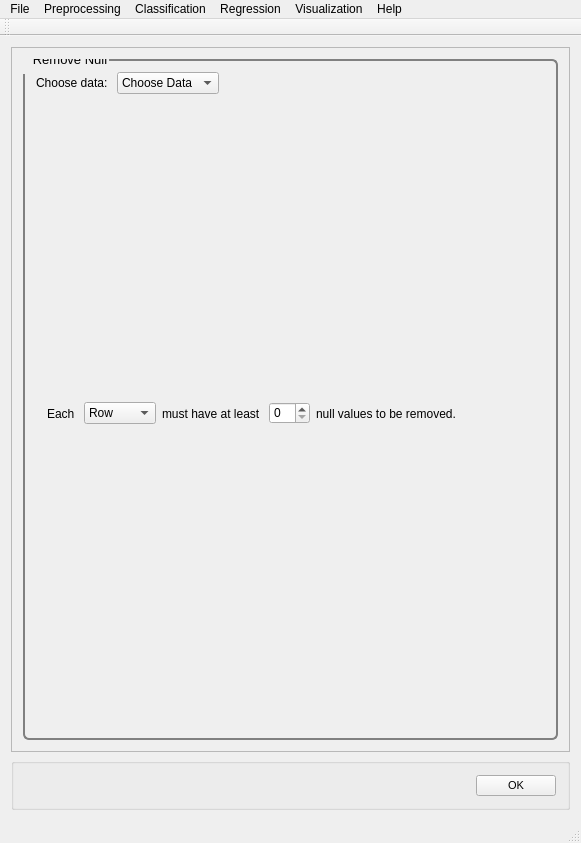
Above: point_spectra_gui/ui/UI Files/01_mainwindow_removenull.ui from tisaconundrum2/PySAT-GUI before the change. Below: the same form after it.
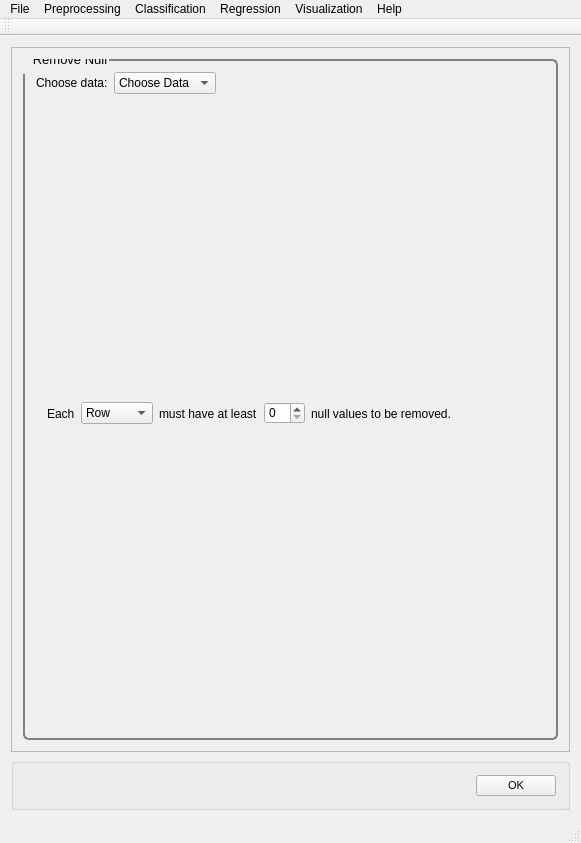
That is the form after the change.

What changed in the file:
```diff
--- a/point_spectra_gui/ui/UI Files/01_mainwindow_removenull.ui
+++ b/point_spectra_gui/ui/UI Files/01_mainwindow_removenull.ui
@@ -67,7 +67,7 @@
                <item>
                 <widget class="QLabel" name="removenull_choosedata_label">
                  <property name="text">
-                  <string>Choose data: </string>
+                                                                        <string>Choose data:</string>
                  </property>
                 </widget>
                </item>
@@ -118,7 +118,7 @@
                 <item>
                  <widget class="QLabel" name="start_of_sentence">
                   <property name="text">
-                   <string>Each </string>
+                                                                            <string>Each</string>
                   </property>
                  </widget>
                 </item>
@@ -139,7 +139,7 @@
                 <item>
                  <widget class="QLabel" name="middle_of_sentence">
                   <property name="text">
-                   <string>must have at least </string>
+                                                                            <string>must have at least</string>
                   </property>
                  </widget>
                 </item>
```
Left out of the diff: 22 changed lines with no effect on the pictures. Lines whose indentation alone changed are shown as unchanged.
